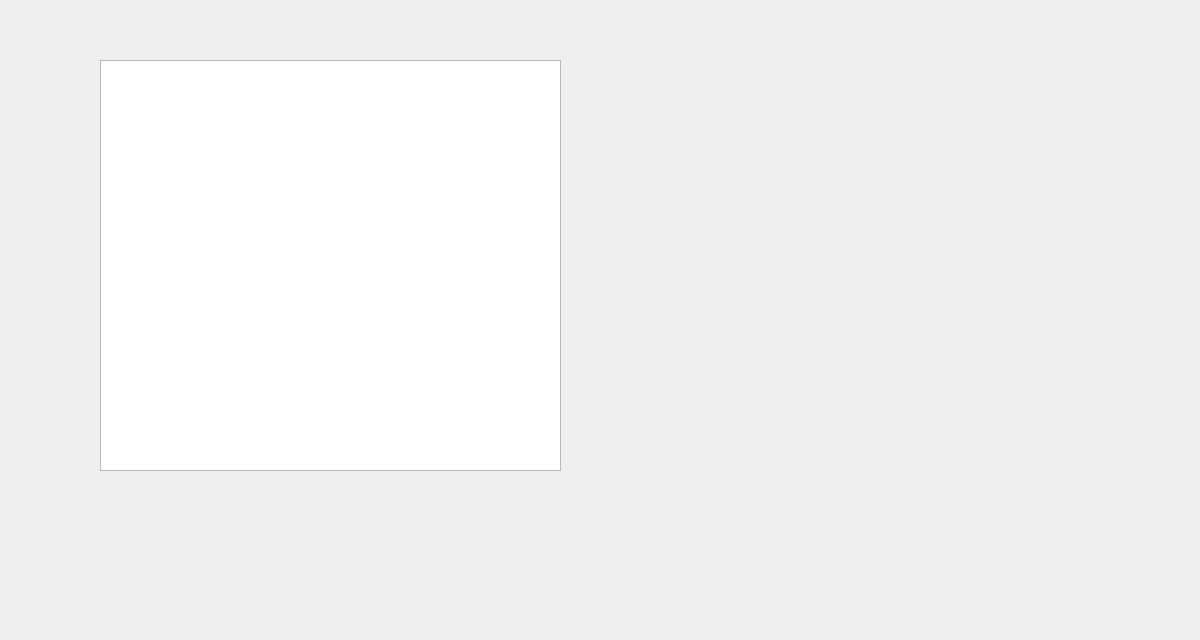
Before: the Qt Designer form CS1D-Basketball-master/Basketball/uTeams.ui in moetaei/CS1D-Basketball, drawn with Qt 5.
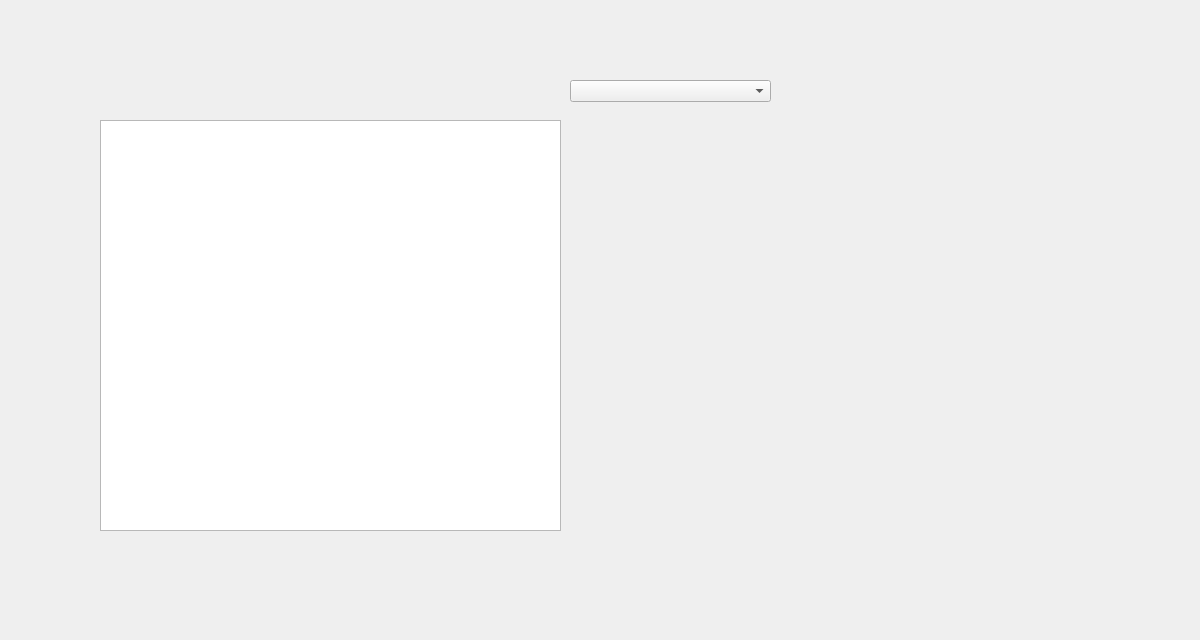
After: the same form once the commit is applied.

What changed in the file:
```diff
--- a/CS1D-Basketball-master/Basketball/uTeams.ui
+++ b/CS1D-Basketball-master/Basketball/uTeams.ui
@@ -17,12 +17,22 @@
    <property name="geometry">
     <rect>
      <x>100</x>
-     <y>60</y>
+     <y>120</y>
      <width>461</width>
      <height>411</height>
     </rect>
    </property>
   </widget>
+  <widget class="QComboBox" name="comboBox">
+   <property name="geometry">
+    <rect>
+     <x>570</x>
+     <y>80</y>
+     <width>201</width>
+     <height>22</height>
+    </rect>
+   </property>
+  </widget>
  </widget>
  <resources/>
  <connections/>
```
